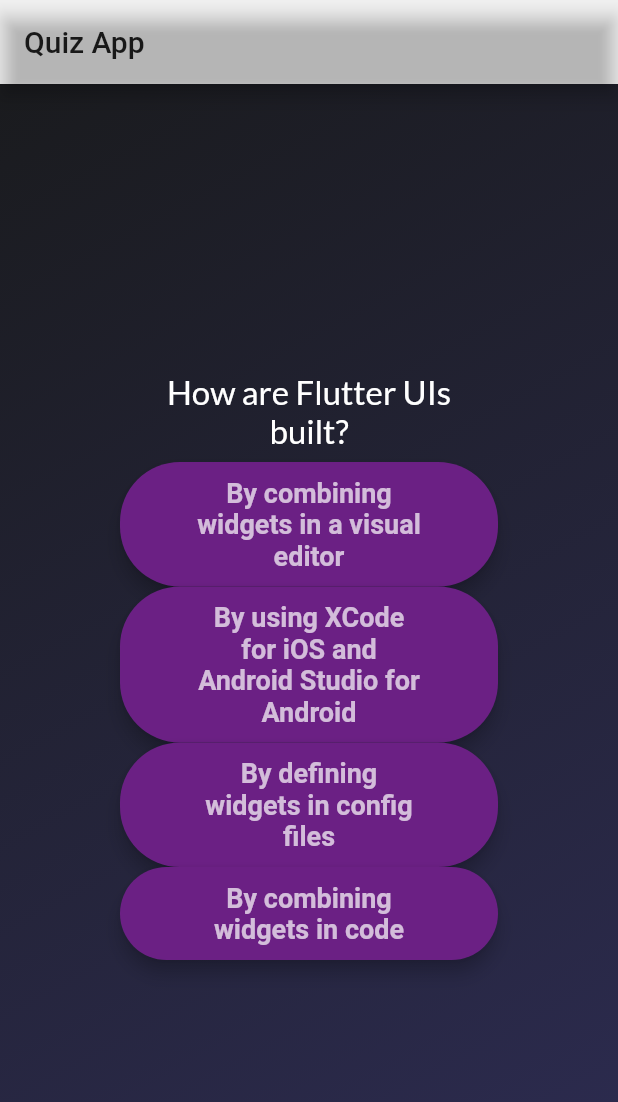
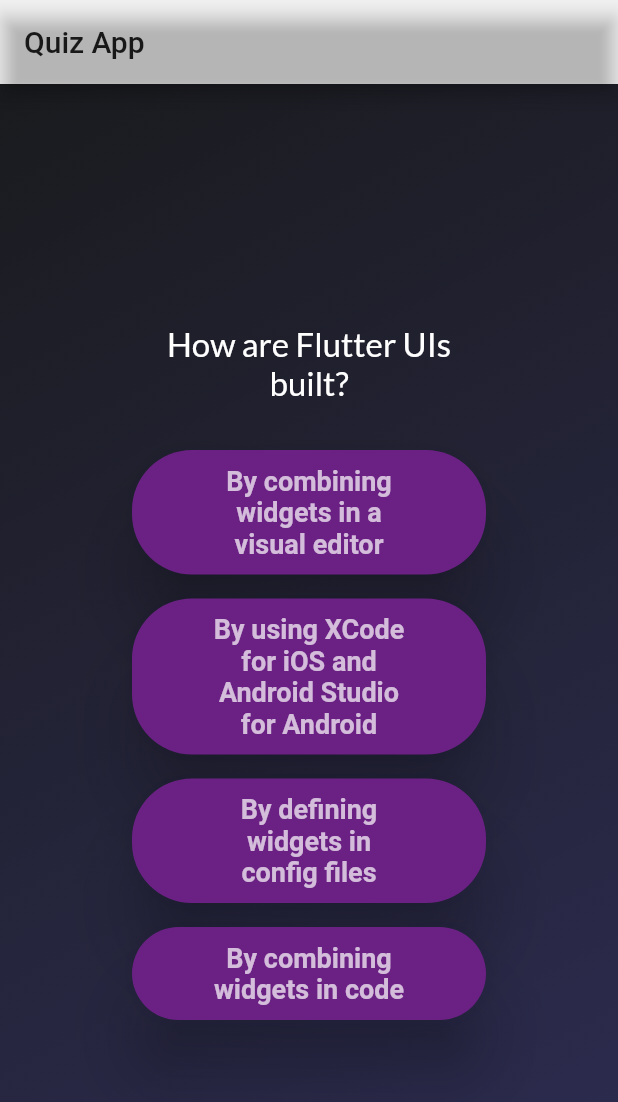
Before and after one commit to Partha-CreoIT/QuizApp, a Flutter app: the screen it shows after launch, after a tap on "Start Quiz", after a tap on "Components", on a phone screen of 412 x 824 dp. Shown: the top 1102 px of the screen. Run offline on Flutter 3.47's test engine with Material 2 defaults, Android fonts, the phone set to English and light mode, and no system bars; our stand-ins replace google_fonts.

```diff
--- a/lib/answer_buttons.dart
+++ b/lib/answer_buttons.dart
@@ -30,21 +30,29 @@ class AnswerButton extends StatelessWidget {
       ),
     );*/
 
-    ElevatedButton(
-        onPressed: onTap,
+        Padding(
+            padding: const EdgeInsets.all(8.0),
+            child: ElevatedButton(
+              onPressed: () {
+                Future.delayed(const Duration(seconds: 1), () {
+                  onTap();
+                });
+              },
               style: ElevatedButton.styleFrom(
-            padding: const EdgeInsets.symmetric(vertical: 10, horizontal: 50),
+                padding:
+                    const EdgeInsets.symmetric(vertical: 10, horizontal: 50),
                 backgroundColor: const Color.fromARGB(255, 107, 32, 132),
                 foregroundColor: Colors.white70,
-            elevation: 5.0,
-            textStyle: const TextStyle(fontSize: 18, fontWeight: FontWeight.bold),
+                elevation: 20.0,
+                textStyle:
+                    const TextStyle(fontSize: 18, fontWeight: FontWeight.bold),
                 shape: RoundedRectangleBorder(
-              borderRadius: BorderRadius.circular(40),
-            ),),
+                    borderRadius: BorderRadius.circular(40)),
+              ),
               child: Text(
                 answerText,
                 textAlign: TextAlign.center,
               ),
-    );
+            ));
   }
 }
--- a/lib/questions_summary/identifiers.dart
+++ b/lib/questions_summary/identifiers.dart
@@ -14,7 +14,7 @@ class QuestionIdentifiers extends StatelessWidget{
      height: 30,
      alignment : Alignment.center,
      decoration: BoxDecoration(
-       color: isCorrectAnswer ? const Color.fromARGB(255, 150, 198, 241) : const Color.fromARGB(255, 249, 133, 241),
+       color: isCorrectAnswer ? const Color.fromARGB(255, 0, 180, 100 ) : const Color.fromARGB(255, 180, 0, 100),
        borderRadius: BorderRadius.circular(300),
        ),
      child: Text(
--- a/lib/quiz_screen.dart
+++ b/lib/quiz_screen.dart
@@ -34,7 +34,7 @@ class _QuestionScreen extends State<QuestionScreen> {
         crossAxisAlignment: CrossAxisAlignment.stretch,
         children: [
           Padding(
-            padding: const EdgeInsets.all(8.0),
+            padding: const EdgeInsets.symmetric(vertical: 24,horizontal: 10),
             child: Text(
               currentQuestion.text,
               style: GoogleFonts.lato(color: Colors.white, fontSize: 22),
```
Also changed, not shown: lib/questions_summary/summary_item.dart (+7 -7 lines). Lines whose indentation alone changed are shown as unchanged.
